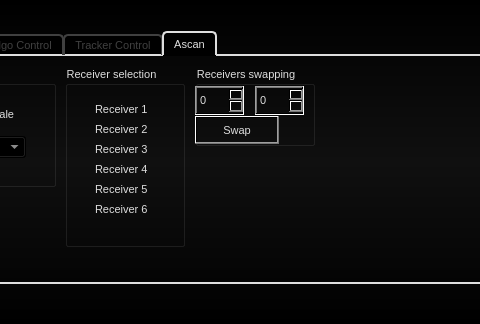
Before: the Qt Designer form src/AWLQtDemo/awlqtdemo.ui in samanwaya-jena/EVAL-ADAL6110-16-GUI, drawn with Qt 5; both pictures show x 348 to 828 and y 0 to 324 of the 972 by 324 pixel window.
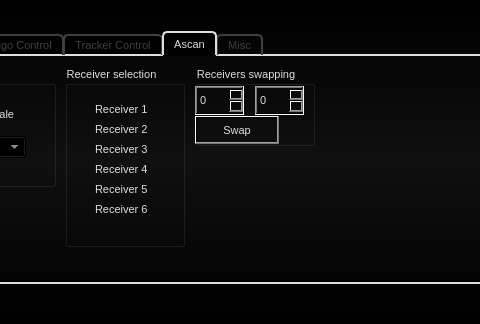
After: the same form once the commit is applied. The open tabs and pages were chosen to show the change. Icons and pictures are not drawn.

```diff
--- a/src/AWLQtDemo/awlqtdemo.ui
+++ b/src/AWLQtDemo/awlqtdemo.ui
@@ -5149,6 +5149,11 @@
           </widget>
          </widget>
         </widget>
+        <widget class="QWidget" name="extraTab">
+         <attribute name="title">
+          <string>Misc</string>
+         </attribute>
+        </widget>
        </widget>
       </item>
       <item>
```
Left out of the diff: 2 changed lines with no effect on the pictures.
